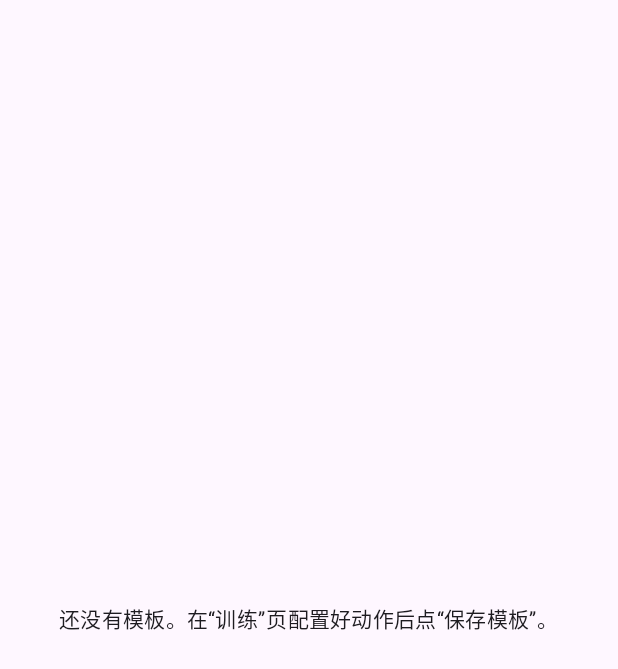
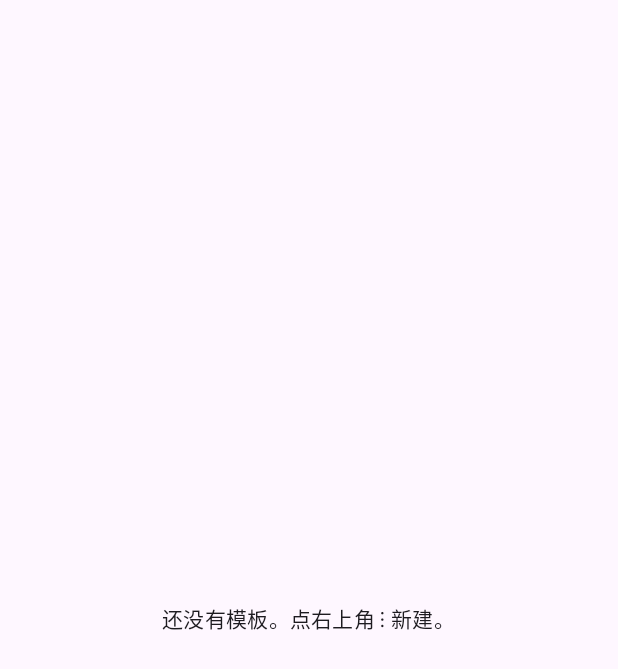
Before and after one commit to coolruru/TrainingLog, an Android app built with Jetpack Compose: the composable TemplateScreen shown on its own in the app's theme, on a phone screen of 412 x 824 dp. Shown: the top 669 px of the screen. Run offline under Robolectric (Android 15) with nearby library versions, the phone set to English and light mode, and no system bars.

Commit message:
Update TemplateScreen.kt

```diff
--- a/app/src/main/java/com/example/traininglog/TemplateScreen.kt
+++ b/app/src/main/java/com/example/traininglog/TemplateScreen.kt
@@ -27,16 +27,37 @@ import kotlin.math.roundToInt
 @Composable
 fun TemplateScreen(
     vm: TrainingViewModel,
-    onEditTemplate: (WorkoutTemplateWithExercises) -> Unit
+    onEditTemplate: (WorkoutTemplateWithExercises) -> Unit,
+    showAddDialog: Boolean = false,
+    onShowAddConsumed: () -> Unit = {}
 ) {
     val templates by vm.templates.collectAsState()
+
+    LaunchedEffect(showAddDialog) {
+        if (showAddDialog) {
+            onEditTemplate(
+                WorkoutTemplateWithExercises(
+                    template = WorkoutTemplate(
+                        id = 0,
+                        name = "",
+                        bodyPart = "胸",
+                        goal = "力量",
+                        createdAt = System.currentTimeMillis()
+                    ),
+                    exercises = emptyList()
+                )
+            )
+            onShowAddConsumed()
+        }
+    }
+
     if (templates.isEmpty()) {
         Column(
             Modifier.fillMaxSize().padding(16.dp),
             verticalArrangement = Arrangement.Center,
             horizontalAlignment = Alignment.CenterHorizontally
         ) {
-            Text("还没有模板。在“训练”页配置好动作后点“保存模板”。", style = MaterialTheme.typography.bodyMedium)
+            Text("还没有模板。点右上角 ⋮ 新建。", style = MaterialTheme.typography.bodyMedium)
         }
         return
     }
@@ -67,7 +88,7 @@ private fun TemplateRow(
     Card(onClick = onOpen, modifier = Modifier.fillMaxWidth()) {
         Row(Modifier.padding(10.dp), verticalAlignment = Alignment.CenterVertically) {
             Column(Modifier.weight(1f), verticalArrangement = Arrangement.spacedBy(2.dp)) {
-                Text(template.template.name, style = MaterialTheme.typography.titleSmall)
+                Text(template.template.name.ifBlank { "未命名模板" }, style = MaterialTheme.typography.titleSmall)
                 Text(
                     "${template.template.bodyPart} · ${template.template.goal}｜${template.exercises.size} 动作｜$dateStr",
                     style = MaterialTheme.typography.bodySmall
@@ -101,12 +122,12 @@ fun TemplateEditScreen(
     }
     var showPicker by remember { mutableStateOf(false) }
     var showNameDialog by remember { mutableStateOf(false) }
-    var newName by remember { mutableStateOf("") }
+    var newName by remember { mutableStateOf(initial.template.name) }
 
     Scaffold(
         topBar = {
             TopAppBar(
-                title = { Text("编辑模板") },
+                title = { Text(if (initial.template.id == 0L) "新建模板" else "编辑模板") },
                 navigationIcon = { TextButton(onClick = onDone) { Text("取消") } },
                 actions = { TextButton(onClick = { showNameDialog = true }) { Text("保存") } }
             )
@@ -175,11 +196,11 @@ fun TemplateEditScreen(
     if (showNameDialog) {
         AlertDialog(
             onDismissRequest = { showNameDialog = false },
-            title = { Text("另存为新模板") },
+            title = { Text("保存模板") },
             text = {
                 OutlinedTextField(
                     value = newName, onValueChange = { newName = it },
-                    label = { Text("新模板名称") }, singleLine = true
+                    label = { Text("模板名称") }, singleLine = true
                 )
             },
             confirmButton = {
```
